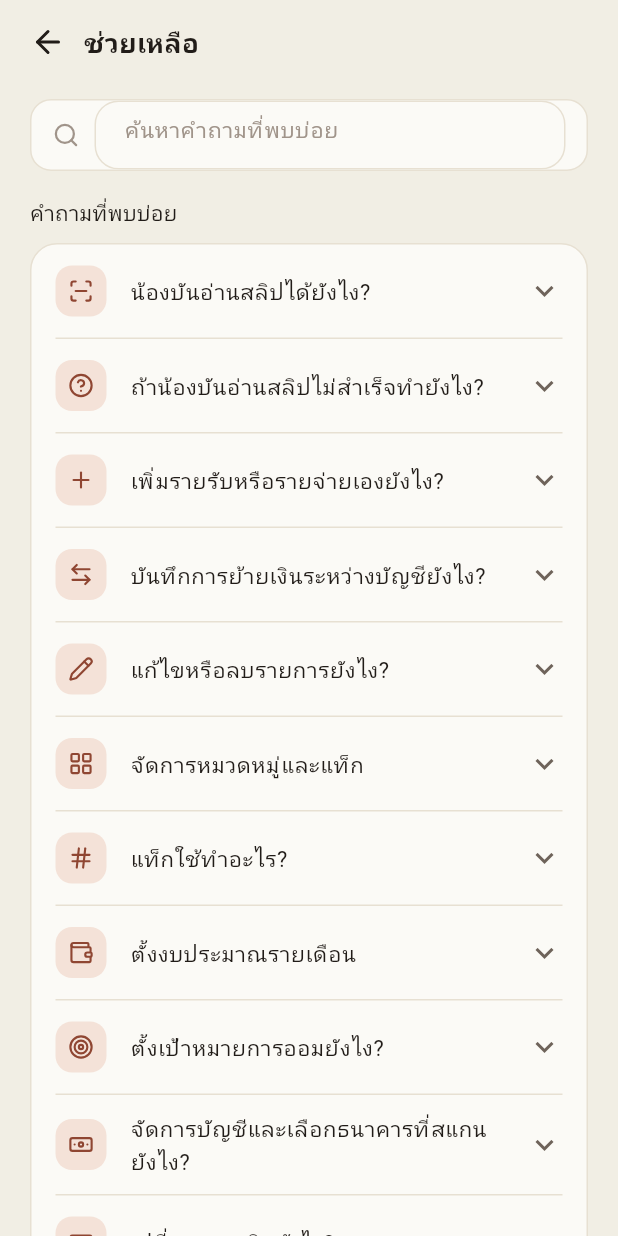
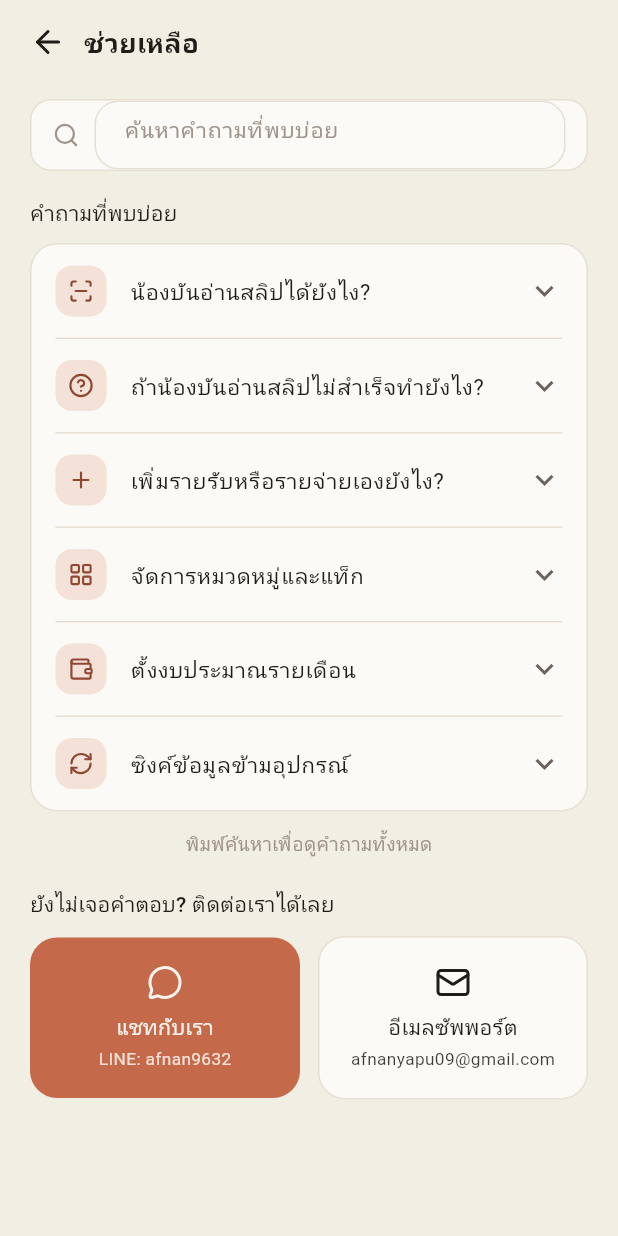
Before and after one commit to AfnanYapu09/-MoneyBun, a Flutter app: the HelpScreen screen opened by its route, on a phone screen of 412 x 824 dp. Run offline on Flutter 3.47's test engine with Material 3 defaults, Android fonts, the phone set to English and light mode, and no system bars; our stand-ins replace cloud_firestore, drift, drift_flutter, firebase_auth, firebase_core, flutter_riverpod and 6 more; missing offline and left inert: google_mlkit_text_recognition, mobile_scanner, photo_manager; accounts and stored records are empty; generated files the repository leaves out were written again; Roboto replaces fonts that are missing (Ibm Plex Sans Thai, Mitr).

Commit message:
Show main FAQs by default, reveal the rest on search
The Help screen listed all 16 FAQs at once, pushing the contact options
far down the page. Now it shows only the main questions (slip scanning,
slip troubleshooting, adding entries, categories, budgets, sync) by
default, with a "search to see all questions" hint. Typing in the search
box still searches across the full FAQ set.

Co-Authored-By: Claude Opus 4.8 <noreply@anthropic.com>
Claude-Session: https://claude.ai/code/session_01R3jC1fGtDkhQeVc3tGK9bQ

```diff
--- a/lib/features/settings/presentation/help_screen.dart
+++ b/lib/features/settings/presentation/help_screen.dart
@@ -11,10 +11,14 @@ import '../../../l10n/generated/app_localizations.dart';
 
 /// A single FAQ entry: an icon plus a question/answer pair.
 class _Faq {
-  const _Faq(this.icon, this.question, this.answer);
+  const _Faq(this.icon, this.question, this.answer, {this.primary = false});
   final IconData icon;
   final String question;
   final String answer;
+
+  /// Shown on the help screen by default (the main questions). Non-primary
+  /// entries only appear once the user searches.
+  final bool primary;
 
   /// True when [query] (already lower-cased) appears in the question or answer.
   bool matches(String query) =>
@@ -47,21 +51,21 @@ class _HelpScreenState extends State<HelpScreen> {
   /// organising → settings → privacy → troubleshooting). All copy is localised.
   static List<_Faq> _faqs(AppLocalizations l10n) => [
         _Faq(AppIcons.scanLine, l10n.settingsFaqScanQuestion,
-            l10n.settingsFaqScanAnswer),
+            l10n.settingsFaqScanAnswer, primary: true),
         _Faq(AppIcons.circleHelp, l10n.settingsFaqSlipFailedQuestion,
-            l10n.settingsFaqSlipFailedAnswer),
+            l10n.settingsFaqSlipFailedAnswer, primary: true),
         _Faq(AppIcons.plus, l10n.settingsFaqAddManualQuestion,
-            l10n.settingsFaqAddManualAnswer),
+            l10n.settingsFaqAddManualAnswer, primary: true),
         _Faq(AppIcons.arrowLeftRight, l10n.settingsFaqTransferQuestion,
             l10n.settingsFaqTransferAnswer),
         _Faq(AppIcons.pencil, l10n.settingsFaqEditDeleteQuestion,
             l10n.settingsFaqEditDeleteAnswer),
         _Faq(AppIcons.layoutGrid, l10n.settingsFaqCategoriesQuestion,
-            l10n.settingsFaqCategoriesAnswer),
+            l10n.settingsFaqCategoriesAnswer, primary: true),
         _Faq(AppIcons.hash, l10n.settingsFaqTagsQuestion,
             l10n.settingsFaqTagsAnswer),
         _Faq(AppIcons.wallet, l10n.settingsFaqBudgetQuestion,
-            l10n.settingsFaqBudgetAnswer),
+            l10n.settingsFaqBudgetAnswer, primary: true),
         _Faq(AppIcons.target, l10n.settingsFaqSavingsQuestion,
             l10n.settingsFaqSavingsAnswer),
         _Faq(AppIcons.banknote, l10n.settingsFaqAccountsQuestion,
@@ -77,7 +81,7 @@ class _HelpScreenState extends State<HelpScreen> {
         _Faq(AppIcons.shieldCheck, l10n.settingsFaqSecurityQuestion,
             l10n.settingsFaqSecurityAnswer),
         _Faq(AppIcons.refreshCw, l10n.settingsFaqSyncQuestion,
-            l10n.settingsFaqSyncAnswer),
+            l10n.settingsFaqSyncAnswer, primary: true),
       ];
 
   /// Open [uri]; if no app can handle it, copy [copyText] to the clipboard so
@@ -107,7 +111,10 @@ class _HelpScreenState extends State<HelpScreen> {
     final query = _query.trim().toLowerCase();
     final searching = query.isNotEmpty;
     final faqs = _faqs(l10n);
-    final results = searching ? faqs.where((f) => f.matches(query)).toList() : faqs;
+    // Default to the main questions; searching reveals the full set.
+    final results = searching
+        ? faqs.where((f) => f.matches(query)).toList()
+        : faqs.where((f) => f.primary).toList();
 
     return SubScreenScaffold(
       title: l10n.settingsHelp,
@@ -187,6 +194,14 @@ class _HelpScreenState extends State<HelpScreen> {
                 ],
               ),
             ),
+            if (!searching) ...[
+              const SizedBox(height: 12),
+              Center(
+                child: Text(l10n.settingsFaqSearchMoreHint,
+                    style: AppTypography.body(
+                        size: 12.5, color: context.palette.ink3)),
+              ),
+            ],
           ],
           const SizedBox(height: 22),
           Text(l10n.settingsHelpContactPrompt,
--- a/lib/l10n/app_en.arb
+++ b/lib/l10n/app_en.arb
@@ -532,5 +532,6 @@
         "type": "String"
       }
     }
-  }
+  },
+  "settingsFaqSearchMoreHint": "Search to see all questions"
 }
--- a/lib/l10n/app_th.arb
+++ b/lib/l10n/app_th.arb
@@ -532,5 +532,6 @@
         "type": "String"
       }
     }
-  }
+  },
+  "settingsFaqSearchMoreHint": "พิมพ์ค้นหาเพื่อดูคำถามทั้งหมด"
 }
```
